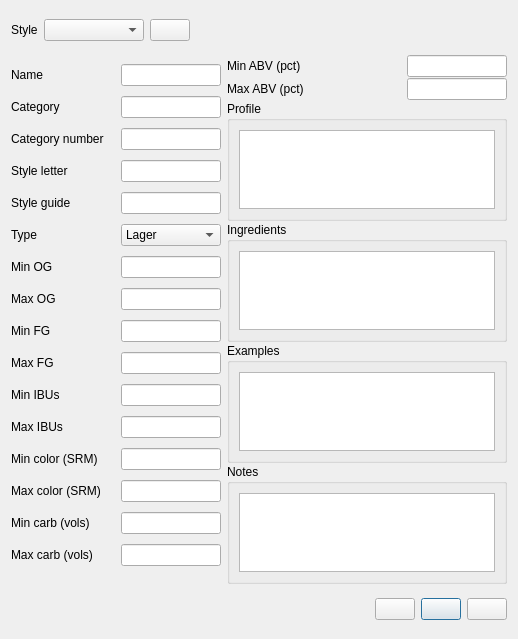
Above: ui/styleEditor.ui from Brewtarget/brewtarget before the change. Below: the same form after it.
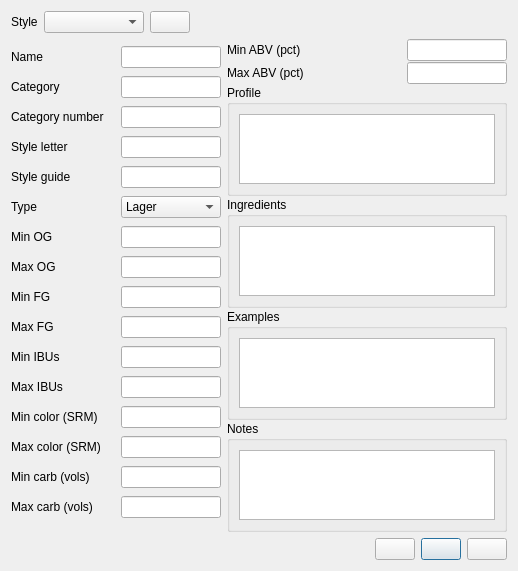
That is the form after the change. Icons and pictures are not drawn. Custom widgets are drawn as their Qt base class.

Commit message: Style editor was missing icons. Fixed it.

The edit to the form file:
```diff
--- a/ui/styleEditor.ui
+++ b/ui/styleEditor.ui
@@ -7,7 +7,7 @@
     <x>0</x>
     <y>0</y>
     <width>518</width>
-    <height>639</height>
+    <height>559</height>
    </rect>
   </property>
   <property name="windowTitle">
```
Left out of the diff: 12 changed lines with no effect on the pictures.
